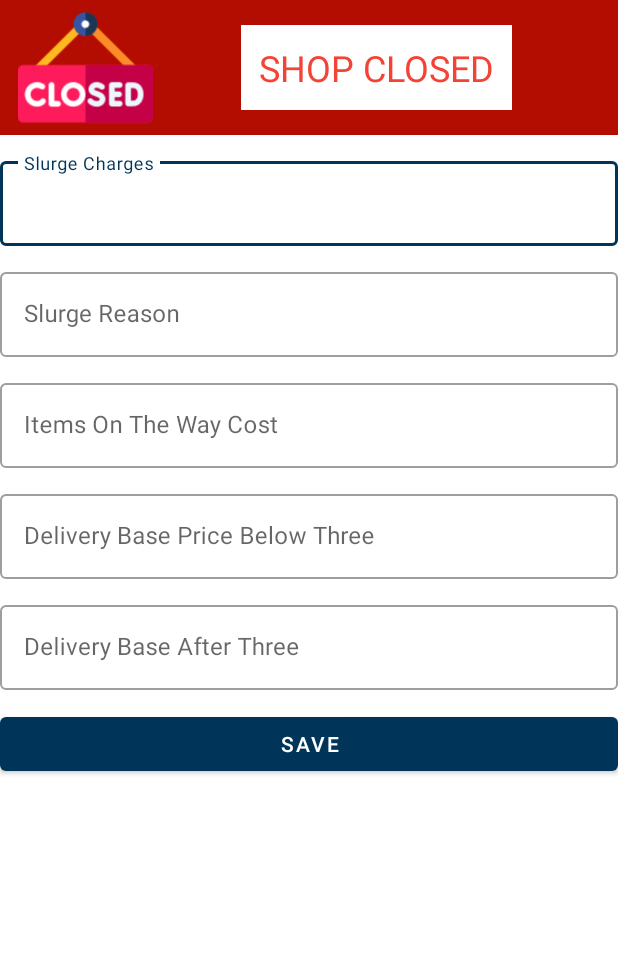
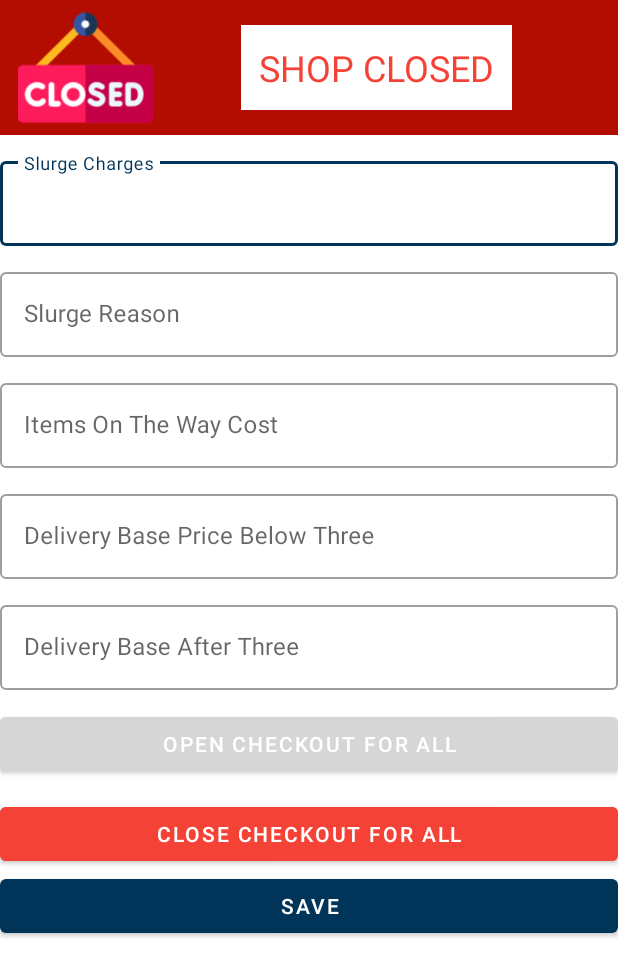
Before and after one commit to BullHoN/apnamzp_admin, an Android app: the UserAppServiceActivity screen opened directly, with no data from a screen before it, on a phone screen of 412 x 824 dp. Shown: the top 976 px of the screen. Run offline under Robolectric (Android 15) with nearby library versions, the phone set to English and light mode, and no system bars; libraries missing offline, so code that uses them is left out: es.dmoral.toasty; Roboto replaces fonts that are not available here.

Commit message:
Toggle Checkout In Shop

```diff
--- a/app/src/main/java/com/avit/apnamzpadmin/network/NetworkAPI.java
+++ b/app/src/main/java/com/avit/apnamzpadmin/network/NetworkAPI.java
@@ -112,4 +112,7 @@ public interface NetworkAPI {
     @POST("/apna_mzp/admin/order/updateStatus")
     Call<NetworkResponse> updateOrderStatus(@Body OrderItem orderItem);
 
+    @POST("/apna_mzp/admin/toogle_checkout")
+    Call<NetworkResponse> toggleShopCheckout(@Body ShopData shopData, @Query("allShops") boolean allShops);
+
 }
--- a/app/src/main/res/layout/activity_user_app_service.xml
+++ b/app/src/main/res/layout/activity_user_app_service.xml
@@ -149,8 +149,23 @@
                 </com.google.android.material.textfield.TextInputLayout>
 
                 <com.google.android.material.button.MaterialButton
+                    android:id="@+id/open_checkout_for_all"
+                    android:backgroundTint="@color/successColor"
+                    android:layout_marginTop="12dp"
+                    android:text="Open Checkout For All"
+                    android:layout_width="match_parent"
+                    android:layout_height="wrap_content" />
+
+                <com.google.android.material.button.MaterialButton
+                    android:id="@+id/close_checkout_for_all"
+                    android:backgroundTint="@color/failure"
+                    android:layout_marginTop="12dp"
+                    android:text="Close Checkout For All"
+                    android:layout_width="match_parent"
+                    android:layout_height="wrap_content" />
+
+                <com.google.android.material.button.MaterialButton
                     android:id="@+id/save"
-                    android:layout_marginTop="12dp"
                     android:text="Save"
                     android:layout_width="match_parent"
                     android:layout_height="wrap_content" />
```
Also changed, not shown: app/src/main/java/com/avit/apnamzpadmin/models/shop/ShopData.java (+25 -0 lines), app/src/main/java/com/avit/apnamzpadmin/models/user/UserAppDetails.java (+19 -0 lines), app/src/main/java/com/avit/apnamzpadmin/ui/shopdataservice/ShopDataActivity.java (+50 -1 lines), app/src/main/java/com/avit/apnamzpadmin/ui/userappservices/UserAppServiceActivity.java (+49 -0 lines), app/src/main/res/layout/activity_shop_data.xml (+7 -1 lines).
